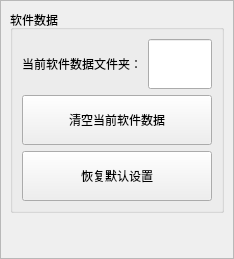
This is app/ui/main_window/settings/software_settings_page.ui in GitHub3651/shenyinocr as Qt 5 draws it before an edit. The edited form follows.
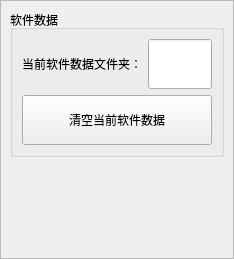
This is the edited form.

Commit message:
refactor: 完全移除恢复默认设置功能
删除软件设置页中的恢复默认设置按钮、提示文字和对应布局项，并移除 MainWindow 中的显式连接、操作状态权限、函数声明、完整实现、恢复专用字段列表、日志与结果提示。

删除失去独立职责的 setupSoftwareSettingsPage 包装，将软件数据目录初始化原位保留在 initializePages；同步清理无用 include，以及 SettingsApplicationService 中已经失效的默认恢复职责注释。

保留清空当前软件数据作为唯一完整设置重建入口，并继续使用 AppSettings 默认值、启动期 Schema 重建、相机与 PLC 手动应用、设置失败回退和左侧抽屉状态持久化，不增加兼容接口、转发层或 Reset 抽象。

同步更新完全删除方案、计划索引、开发者指南、数据 Schema、功能对照表、旧方案状态和重构执行记录，使现行文档统一表达功能已删除，历史方案仅用于追溯。

静态验证：生产代码旧入口、等价标识、专用日志、翻译和 QSS 引用均为零；UI/QRC/TS XML、qmake 路径、quoted include、UTF-8、末尾换行及 Git 差异检查通过。按项目约束未执行 qmake、编译、运行或设备验证。

What changed in the file:
```diff
--- a/app/ui/main_window/settings/software_settings_page.ui
+++ b/app/ui/main_window/settings/software_settings_page.ui
@@ -95,22 +95,6 @@
         </property>
        </widget>
       </item>
-      <item row="2" column="0" colspan="2">
-       <widget class="QPushButton" name="pushButton_restoreDefaultSettings">
-        <property name="minimumSize">
-         <size>
-          <width>0</width>
-          <height>50</height>
-         </size>
-        </property>
-        <property name="toolTip">
-         <string>恢复图像设置、左侧抽屉分隔位置，以及已连接相机和 PLC 的可直接应用参数；不删除产品模板、识别图片、授权文件或日志。</string>
-        </property>
-        <property name="text">
-         <string>恢复默认设置</string>
-        </property>
-       </widget>
-      </item>
      </layout>
     </widget>
        </item>
```
The commit also changes 13 other files.
